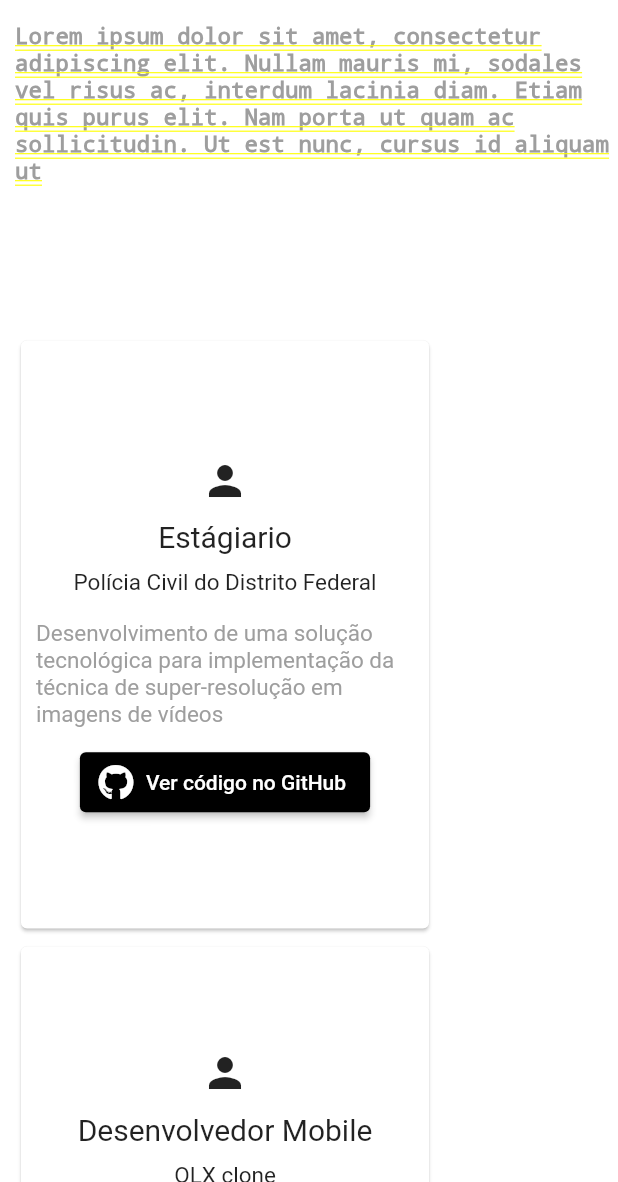
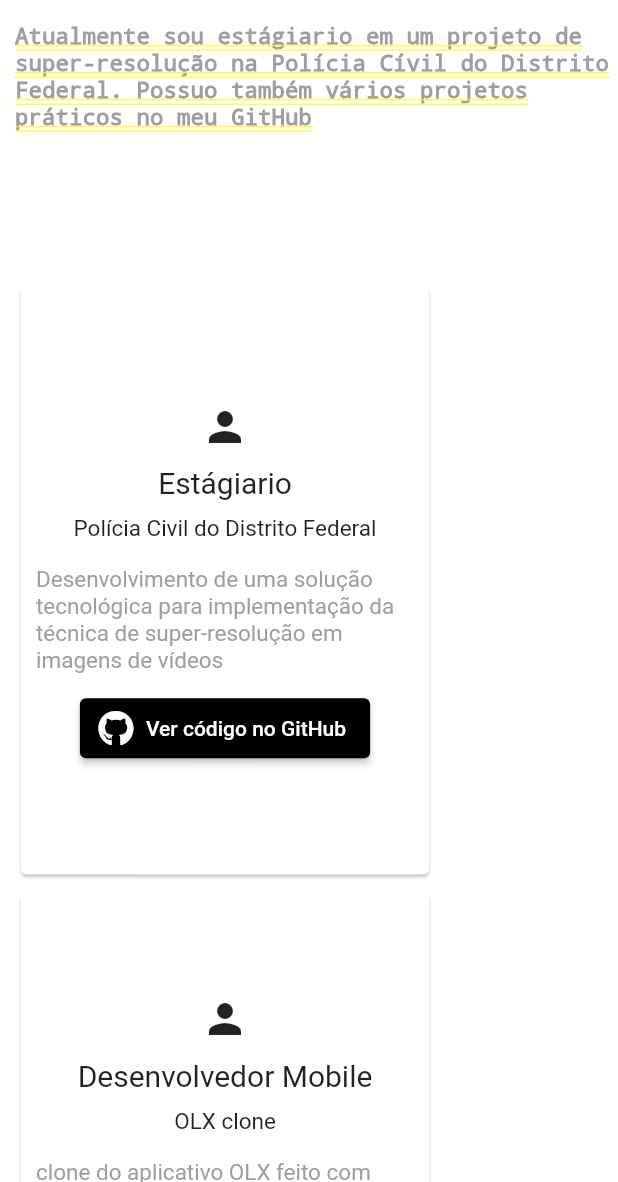
Before and after one commit to Moura14/portifolio-flutter, a Flutter app: the screen it shows after launch, in the side drawer, after a tap on "Experiência", on a phone screen of 412 x 824 dp, the part 54-1236 px from its top. Run offline on Flutter 3.47's test engine with Material 2 defaults, Android fonts, the phone set to English and light mode, and no system bars; our stand-ins replace auto_size_text, font_awesome_flutter, responsive_framework.

Commit message:
seçâo de contato

```diff
--- a/lib/pages/home/home_page.dart
+++ b/lib/pages/home/home_page.dart
@@ -1,3 +1,4 @@
+import 'package:cv_flutter/pages/widgets/contect_responsive.dart';
 import 'package:cv_flutter/pages/widgets/exp_resonsive.dart';
 import 'package:cv_flutter/pages/widgets/forma_responsive.dart';
 import 'package:cv_flutter/pages/widgets/responsive_app_bar.dart';
@@ -25,7 +26,8 @@ class HomePage extends StatelessWidget {
               children: const [
                 HomeResponsive(),
                 ExpResponsive(),
-                FormaResponsive()
+                FormaResponsive(),
+                ContactResponsive()
               ],
             )),
       ),
--- /dev/null
+++ b/lib/pages/widgets/contect_responsive.dart
@@ -0,0 +1,43 @@
+import 'package:cv_flutter/pages/widgets/formation_item.dart';
+import 'package:flutter/material.dart';
+
+class ContactResponsive extends StatelessWidget {
+  const ContactResponsive({super.key});
+
+  @override
+  Widget build(BuildContext context) {
+    return Align(
+      alignment: Alignment.center,
+      child: Column(
+        children: [
+          const Text(
+            'Precisa de um projeto?',
+            style: TextStyle(fontSize: 30, fontWeight: FontWeight.bold),
+          ),
+          const Text(
+            'Vamos marcar uma conversa!',
+            style: TextStyle(fontSize: 15, color: Colors.grey),
+          ),
+          const SizedBox(
+            height: 40,
+          ),
+          Padding(
+            padding: const EdgeInsets.all(30),
+            child: Column(
+              children: const [
+                FormationItem(
+                  title: 'Email',
+                  icon: Icons.email_sharp,
+                ),
+                FormationItem(
+                  title: '(61) 98207-1409',
+                  icon: Icons.phone,
+                )
+              ],
+            ),
+          )
+        ],
+      ),
+    );
+  }
+}
--- a/lib/pages/widgets/exp_resonsive.dart
+++ b/lib/pages/widgets/exp_resonsive.dart
@@ -72,7 +72,7 @@ class ExpResponsive extends StatelessWidget {
                       height: 16,
                     ),
                     const Text(
-                      'Lorem ipsum dolor sit amet, consectetur adipiscing elit. Nullam mauris mi, sodales vel risus ac, interdum lacinia diam. Etiam quis purus elit. Nam porta ut quam ac sollicitudin. Ut est nunc, cursus id aliquam ut ',
+                      'Atualmente sou estágiario em um projeto de super-resolução na Polícia Cívil do Distrito Federal. Possuo também vários projetos práticos no meu GitHub',
                       style: TextStyle(fontSize: 15, color: Colors.grey),
                     ),
                     const SizedBox(
--- a/lib/pages/widgets/forma_responsive.dart
+++ b/lib/pages/widgets/forma_responsive.dart
@@ -10,7 +10,8 @@ class FormaResponsive extends StatelessWidget {
     return LayoutBuilder(builder: (builder, constraints) {
       return constraints.maxWidth > 700
           ? Padding(
-              padding: const EdgeInsets.only(top: 200, left: 100, right: 100),
+              padding: const EdgeInsets.only(
+                  top: 200, left: 100, right: 100, bottom: 100),
               child: Column(
                 crossAxisAlignment: CrossAxisAlignment.start,
                 children: [
@@ -60,7 +61,7 @@ class FormaResponsive extends StatelessWidget {
               ),
             )
           : Padding(
-              padding: const EdgeInsets.only(top: 60, left: 20),
+              padding: const EdgeInsets.only(top: 60, left: 20, bottom: 100),
               child: Column(
                 crossAxisAlignment: CrossAxisAlignment.start,
                 children: [
```
